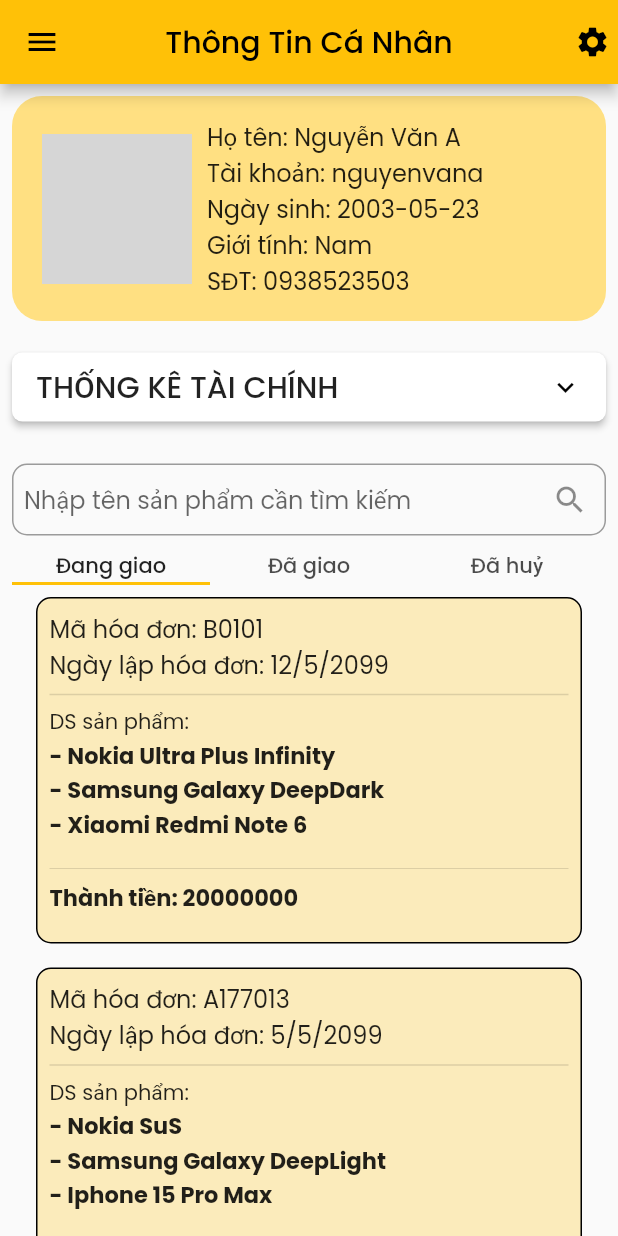
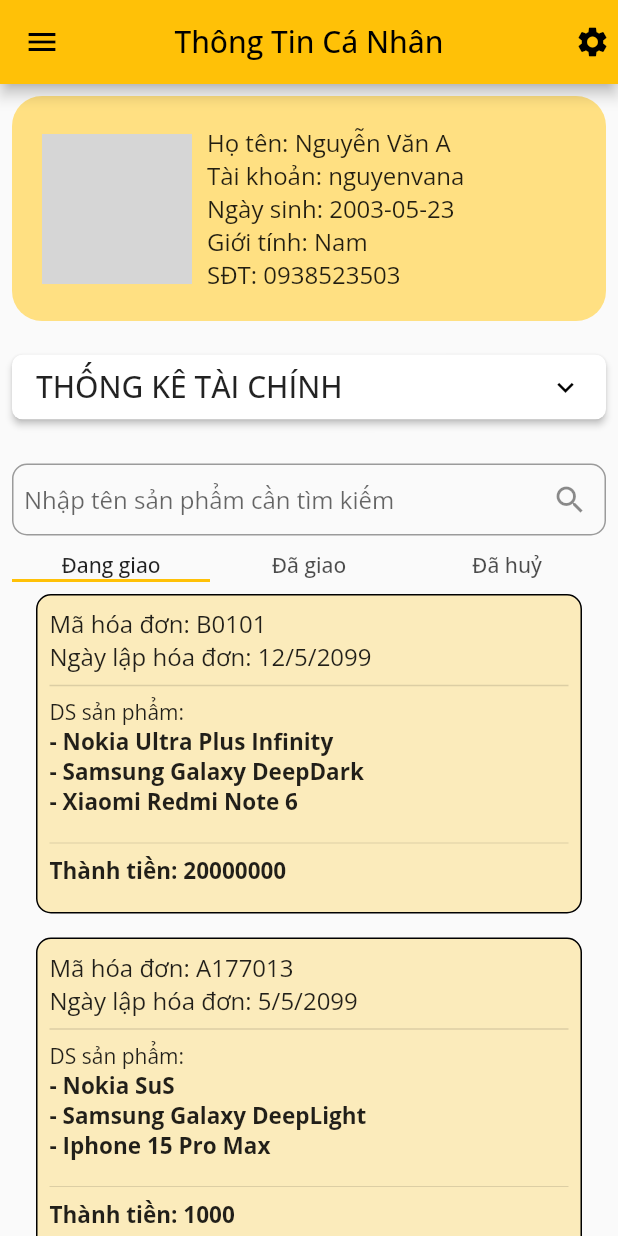
Before and after one commit to doanvanquoc/mobile_shop_app, a Flutter app: the screen it shows after launch, on a phone screen of 412 x 824 dp. Run offline on Flutter 3.47's test engine with Material 2 defaults, Android fonts, the phone set to English and light mode, and no system bars; our stand-ins replace google_fonts; network calls fail; grey boxes are pictures that could not be loaded.

Commit message:
đổi font

```diff
--- a/lib/main.dart
+++ b/lib/main.dart
@@ -16,7 +16,7 @@
       title: 'Mobile Shop App',
       theme: ThemeData(
           primarySwatch: Colors.amber,
-          fontFamily: GoogleFonts.poppins().fontFamily),
+          fontFamily: GoogleFonts.openSans().fontFamily),
       home: const UserProfilePage(),
     );
   }
```
